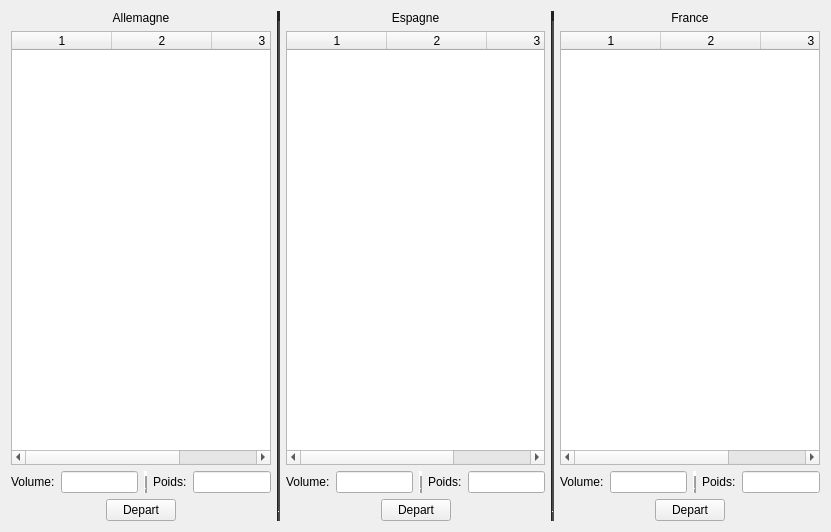
First picture: the form in serveurLivraison_libColisStatique/widget.ui, repository dnalexen/livraisonColis, before the edit.
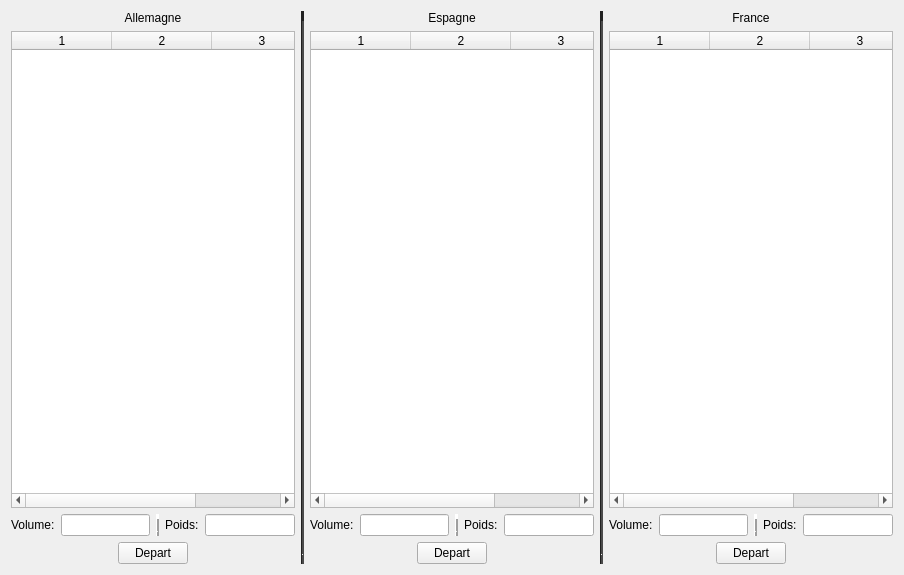
Second picture: the form after the edit.

```diff
--- a/serveurLivraison_libColisStatique/widget.ui
+++ b/serveurLivraison_libColisStatique/widget.ui
@@ -6,8 +6,8 @@
    <rect>
     <x>0</x>
     <y>0</y>
-    <width>831</width>
-    <height>532</height>
+    <width>904</width>
+    <height>575</height>
    </rect>
   </property>
   <property name="windowTitle">
```
